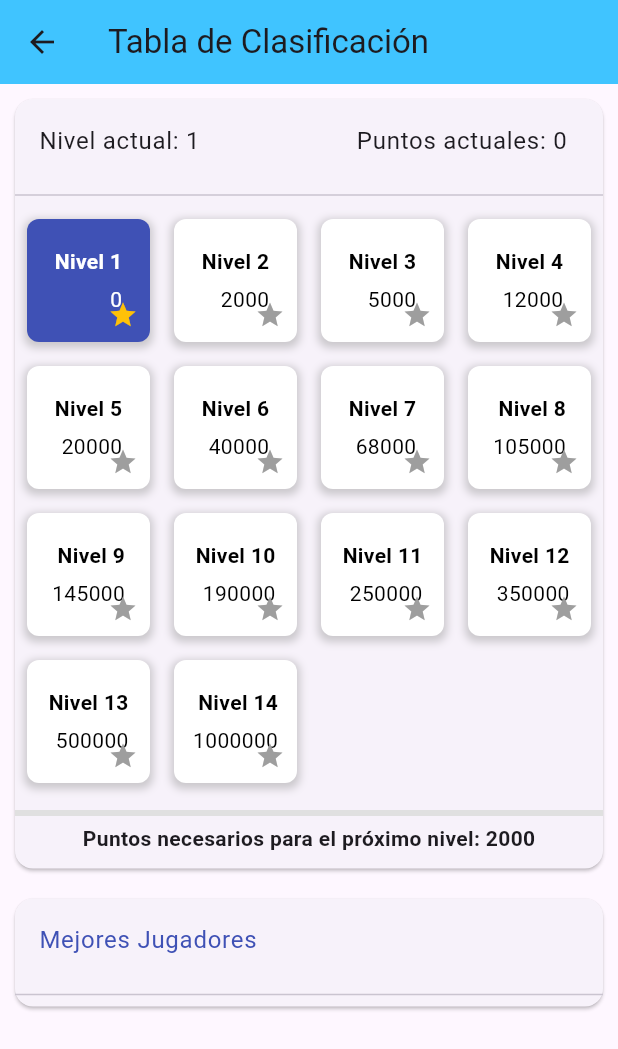
After one commit to ELOWIS37/E-Quiz, a Flutter app: the LeaderboardPage screen opened directly, on a phone screen of 412 x 824 dp. The commit adds this screen. Shown: the top 1049 px of the screen. Run offline on Flutter 3.47's test engine with Material 3 defaults, Android fonts, the phone set to English and light mode, and no system bars; our stand-ins replace cloud_firestore, firebase_auth, firebase_core; accounts and stored records are empty.

Commit message:
Sistema de puntuació, nivell i leaderboard.

```diff
--- /dev/null
+++ b/lib/LeaderboardPage.dart
@@ -0,0 +1,275 @@
+import 'package:flutter/material.dart';
+import 'package:cloud_firestore/cloud_firestore.dart';
+import 'package:firebase_auth/firebase_auth.dart';
+
+class LeaderboardPage extends StatelessWidget {
+  @override
+  Widget build(BuildContext context) {
+    return Scaffold(
+      appBar: AppBar(
+        title: Text('Tabla de Clasificación'),
+        backgroundColor: Colors.lightBlueAccent,
+      ),
+      body: StreamBuilder<QuerySnapshot>(
+        stream: FirebaseFirestore.instance
+            .collection('users')
+            .orderBy('quizPoints', descending: true)
+            .snapshots(),
+        builder: (context, snapshot) {
+          if (snapshot.connectionState == ConnectionState.waiting) {
+            return Center(child: CircularProgressIndicator());
+          }
+          if (snapshot.hasError) {
+            print(snapshot.error);
+            return Center(child: Text('Error al cargar los datos'));
+          }
+          final users = snapshot.data!.docs;
+          final currentUser = FirebaseAuth.instance.currentUser;
+          final currentUserId = currentUser != null ? currentUser.uid : '';
+          QueryDocumentSnapshot<Object?>? currentUserData;
+          try {
+            currentUserData = users.firstWhere((user) => user.id == currentUserId);
+          } catch (e) {
+            print('Usuario actual no encontrado en la lista de usuarios: $e');
+          }
+
+          final currentLevel =
+              currentUserData != null ? _getLevel(currentUserData.get('quizPoints')) : 1;
+          final currentPoints = currentUserData != null ? currentUserData.get('quizPoints') : 0;
+          final nextLevelPoints = _getPointsRequired(currentLevel + 1);
+          final pointsRequiredForNextLevel = nextLevelPoints - currentPoints;
+
+          return ListView(
+            children: [
+              SizedBox(height: 10),
+              _buildLevelTable(currentLevel, currentPoints, pointsRequiredForNextLevel.toInt()),
+              SizedBox(height: 20),
+              _buildLeaderboard(users, currentUserId),
+            ],
+          );
+        },
+      ),
+    );
+  }
+
+  Widget _buildLevelTable(int currentLevel, int currentPoints, int pointsRequiredForNextLevel) {
+    final nextLevelPoints = _getPointsRequired(currentLevel + 1); // Calcular los puntos necesarios para el próximo nivel
+    final pointsRequiredForNextLevel = nextLevelPoints - currentPoints;
+
+    return Card(
+      margin: EdgeInsets.symmetric(horizontal: 10),
+      child: Column(
+        children: [
+          ListTile(
+            title: Row(
+              mainAxisAlignment: MainAxisAlignment.spaceBetween,
+              children: [
+                Text('Nivel actual: $currentLevel'),
+                Text('Puntos actuales: $currentPoints'),
+              ],
+            ),
+          ),
+          Divider(),
+          GridView.count(
+            shrinkWrap: true,
+            crossAxisCount: 4,
+            physics: NeverScrollableScrollPhysics(),
+            children: List.generate(14, (index) {
+              final level = index + 1;
+              final pointsRequired = _getPointsRequired(level);
+              final isLevelReached = currentLevel >= level;
+              return InkWell(
+                onTap: () {
+                  print('Nivel $level pulsado');
+                },
+                child: AnimatedContainer(
+                  duration: Duration(milliseconds: 300),
+                  curve: Curves.easeInOut,
+                  decoration: BoxDecoration(
+                    color: isLevelReached ? Colors.indigo : Colors.white,
+                    borderRadius: BorderRadius.circular(8.0),
+                    boxShadow: [
+                      BoxShadow(
+                        color: Colors.grey.withOpacity(0.5),
+                        spreadRadius: 2,
+                        blurRadius: 4,
+                        offset: Offset(0, 2),
+                      ),
+                    ],
+                  ),
+                  padding: EdgeInsets.all(8.0),
+                  margin: EdgeInsets.all(8.0),
+                  child: Stack(
+                    alignment: Alignment.center,
+                    children: [
+                      Column(
+                        mainAxisAlignment: MainAxisAlignment.center,
+                        crossAxisAlignment: CrossAxisAlignment.end,
+                        children: [
+                          Text(
+                            'Nivel $level',
+                            style: TextStyle(
+                              color: isLevelReached ? Colors.white : Colors.black,
+                              fontWeight: FontWeight.bold,
+                            ),
+                          ),
+                          SizedBox(height: 5),
+                          Text(
+                            '$pointsRequired',
+                            style: TextStyle(
+                              color: isLevelReached ? Colors.white : Colors.black,
+                            ),
+                          ),
+                        ],
+                      ),
+                      Positioned(
+                        bottom: 0,
+                        right: 0,
+                        child: Icon(
+                          Icons.star,
+                          color: isLevelReached ? Colors.amber : Colors.grey,
+                          size: 20,
+                        ),
+                      ),
+                    ],
+                  ),
+                ),
+              );
+            }),
+          ),
+          SizedBox(height: 10),
+          // Barra de progreso para el próximo nivel
+          // Barra de progreso para el próximo nivel
+          LinearProgressIndicator(
+            value: ((currentPoints - _getPointsRequired(currentLevel)) /
+                    (nextLevelPoints - _getPointsRequired(currentLevel))).clamp(0.0, 1.0),
+            backgroundColor: Colors.grey[300],
+            valueColor: AlwaysStoppedAnimation<Color>(Colors.lightBlueAccent),
+          ),
+          SizedBox(height: 5),
+          // Texto que muestra los puntos necesarios para el próximo nivel
+          Text(
+            'Puntos necesarios para el próximo nivel: $pointsRequiredForNextLevel',
+            style: TextStyle(
+              fontWeight: FontWeight.bold,
+            ),
+          ),
+          SizedBox(height: 10),
+        ],
+      ),
+    );
+  }
+
+
+  Widget _buildLeaderboard(List<QueryDocumentSnapshot> users, String currentUserId) {
+    return Card(
+      margin: EdgeInsets.symmetric(horizontal: 10),
+      child: Column(
+        children: [
+          ListTile(
+            title: Text(
+              'Mejores Jugadores',
+              style: TextStyle(color: Colors.indigo),
+            ),
+          ),
+          Divider(),
+          ListView.builder(
+            shrinkWrap: true,
+            physics: NeverScrollableScrollPhysics(),
+            itemCount: users.length,
+            itemBuilder: (context, index) {
+              final userData = users[index];
+              final username = userData.get('username');
+              final quizPoints = userData.get('quizPoints');
+              final userLevel = _getLevel(quizPoints);
+              final isCurrentUser = userData.id == currentUserId;
+              return InkWell(
+                onTap: () {
+                  print('$username pulsado');
+                },
+                child: ListTile(
+                  title: Row(
+                    children: [
+                      Text(
+                        '${index + 1}. ',
+                        style: TextStyle(
+                          color: Colors.indigo,
+                          fontWeight: isCurrentUser ? FontWeight.bold : FontWeight.normal,
+                        ),
+                      ),
+                      Column(
+                        crossAxisAlignment: CrossAxisAlignment.start,
+                        children: [
+                          Text(
+                            '$username',
+                            style: TextStyle(
+                              color: Colors.indigo,
+                              fontWeight: isCurrentUser ? FontWeight.bold : FontWeight.normal,
+                            ),
+                          ),
+                        ],
+                      ),
+                    ],
+                  ),
+                  subtitle: Text(
+                    'Nivel $userLevel ' '- QuizPoints: $quizPoints',
+                    style: TextStyle(
+                      color: Colors.indigo,
+                      fontWeight: isCurrentUser ? FontWeight.bold : FontWeight.normal,
+                    ),
+                  ),
+                  hoverColor: Colors.lightBlue.withOpacity(0.1),
+                  tileColor: isCurrentUser ? Colors.amber.withOpacity(0.3) : null,
+                ),
+              );
+            },
+          ),
+        ],
+      ),
+    );
+  }
+
+  int _getPointsRequired(int level) {
+    switch (level) {
+      case 1:
+        return 0;
+      case 2:
+        return 2000;
+      case 3:
+        return 5000;
+      case 4:
+        return 12000;
+      case 5:
+        return 20000;
+      case 6:
+        return 40000;
+      case 7:
+        return 68000;
+      case 8:
+        return 105000;
+      case 9:
+        return 145000;
+      case 10:
+        return 190000;
+      case 11:
+        return 250000;
+      case 12:
+        return 350000;
+      case 13:
+        return 500000;
+      case 14:
+        return 1000000;
+      default:
+        return 0;
+    }
+  }
+
+  int _getLevel(int quizPoints) {
+    for (int i = 14; i > 0; i--) {
+      if (quizPoints >= _getPointsRequired(i)) {
+        return i;
+      }
+    }
+    return 1;
+  }
+}
```
Also changed, not shown: lib/QuizHomePage.dart (+10 -0 lines), lib/QuizPage.dart (+115 -18 lines).
